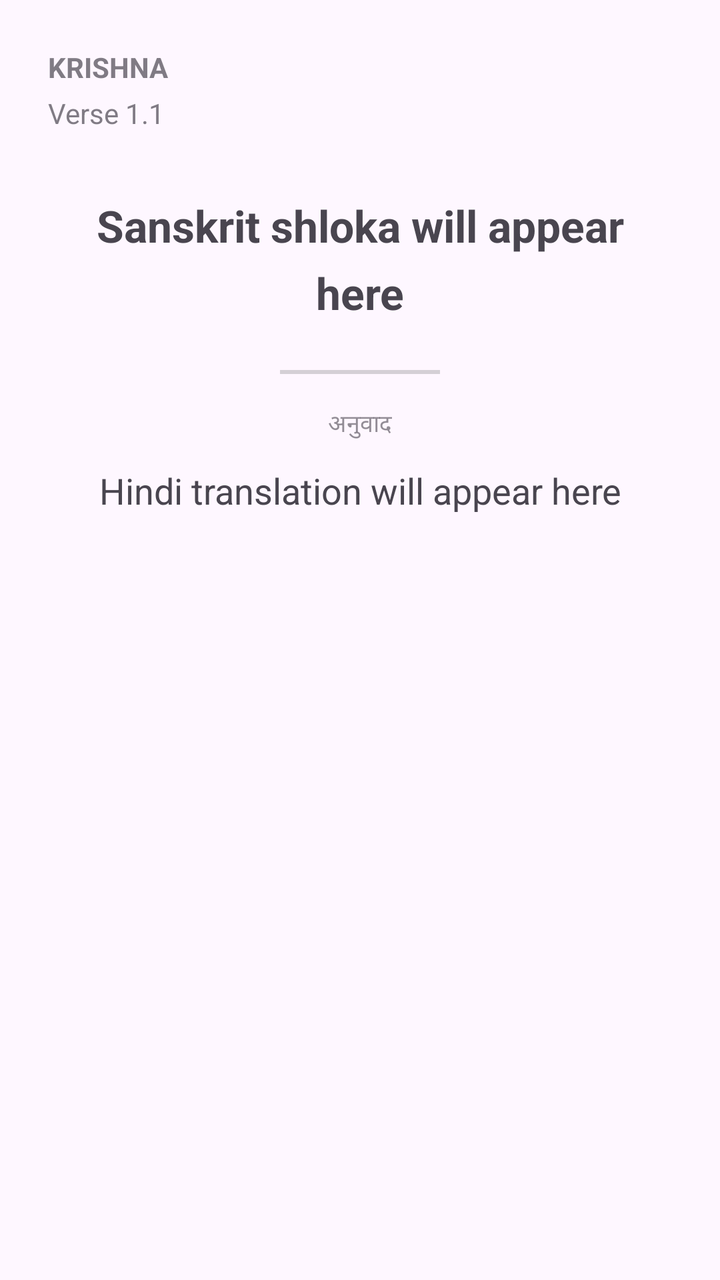
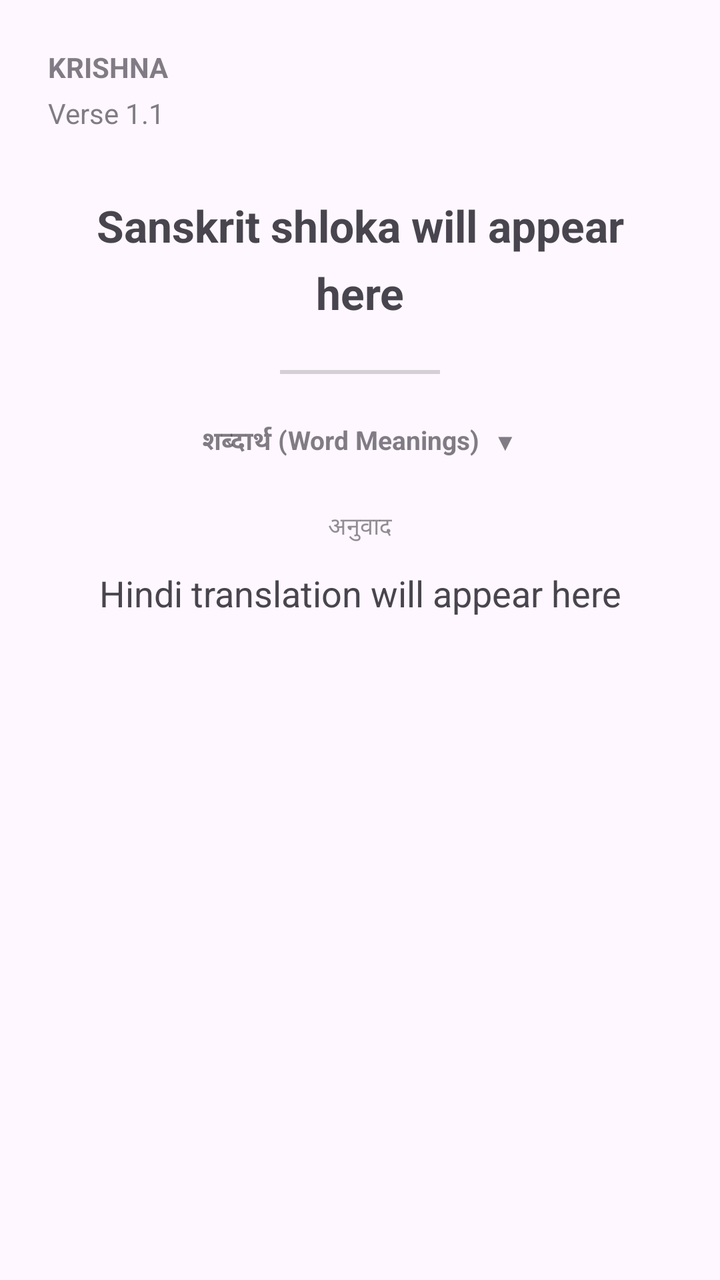

The first picture is an Android layout as it rendered before a commit; the second is the same layout after the commit. The layout source and the unified diff follow.
<!-- AndroidManifest.xml: application theme Theme.BhagvadGita -->
<!-- res/layout/item_verse.xml -->
<?xml version="1.0" encoding="utf-8"?>
<ScrollView xmlns:android="http://schemas.android.com/apk/res/android"
    xmlns:app="http://schemas.android.com/apk/res-auto"
    android:layout_width="match_parent"
    android:layout_height="match_parent"
    android:id="@+id/verseContainer"
    android:fillViewport="true">

    <androidx.constraintlayout.widget.ConstraintLayout
        android:layout_width="match_parent"
        android:layout_height="wrap_content"
        android:padding="24dp">

        
        <TextView
            android:id="@+id/speakerName"
            android:layout_width="wrap_content"
            android:layout_height="wrap_content"
            android:text="Krishna"
            android:textSize="14sp"
            android:textStyle="bold"
            android:textAllCaps="true"
            android:alpha="0.7"
            app:layout_constraintTop_toTopOf="parent"
            app:layout_constraintStart_toStartOf="parent"/>

        
        <TextView
            android:id="@+id/verseTitle"
            android:layout_width="wrap_content"
            android:layout_height="wrap_content"
            android:text="Verse 1.1"
            android:textSize="14sp"
            android:alpha="0.7"
            android:layout_marginTop="4dp"
            app:layout_constraintTop_toBottomOf="@id/speakerName"
            app:layout_constraintStart_toStartOf="parent"/>

        
        <TextView
            android:id="@+id/speakerPrefix"
            android:layout_width="0dp"
            android:layout_height="wrap_content"
            android:text="श्री भगवानुवाच"
            android:textSize="14sp"
            android:lineSpacingExtra="4dp"
            android:textStyle="italic"
            android:gravity="center"
            android:alpha="0.7"
            android:visibility="gone"
            android:layout_marginTop="24dp"
            app:layout_constraintTop_toBottomOf="@id/verseTitle"
            app:layout_constraintStart_toStartOf="parent"
            app:layout_constraintEnd_toEndOf="parent"/>

        
        <TextView
            android:id="@+id/sanskritText"
            android:layout_width="0dp"
            android:layout_height="wrap_content"
            android:text="Sanskrit shloka will appear here"
            android:textSize="22sp"
            android:lineSpacingExtra="8dp"
            android:textStyle="bold"
            android:gravity="center"
            android:layout_marginTop="32dp"
            app:layout_constraintTop_toBottomOf="@id/speakerPrefix"
            app:layout_constraintStart_toStartOf="parent"
            app:layout_constraintEnd_toEndOf="parent"/>

        
        <View
            android:id="@+id/divider"
            android:layout_width="80dp"
            android:layout_height="2dp"
            android:background="@color/text_secondary"
            android:alpha="0.3"
            android:layout_marginTop="24dp"
            app:layout_constraintTop_toBottomOf="@id/sanskritText"
            app:layout_constraintStart_toStartOf="parent"
            app:layout_constraintEnd_toEndOf="parent"/>

        
        <TextView
            android:id="@+id/hindiLabel"
            android:layout_width="wrap_content"
            android:layout_height="wrap_content"
            android:text="अनुवाद"
            android:textSize="12sp"
            android:alpha="0.6"
            android:layout_marginTop="16dp"
            app:layout_constraintTop_toBottomOf="@id/divider"
            app:layout_constraintStart_toStartOf="parent"
            app:layout_constraintEnd_toEndOf="parent"/>

        
        <TextView
            android:id="@+id/hindiTranslation"
            android:layout_width="0dp"
            android:layout_height="wrap_content"
            android:text="Hindi translation will appear here"
            android:textSize="18sp"
            android:lineSpacingExtra="6dp"
            android:gravity="center"
            android:layout_marginTop="12dp"
            app:layout_constraintTop_toBottomOf="@id/hindiLabel"
            app:layout_constraintStart_toStartOf="parent"
            app:layout_constraintEnd_toEndOf="parent"/>

        
        <TextView
            android:id="@+id/transliteration"
            android:layout_width="0dp"
            android:layout_height="wrap_content"
            android:text="Transliteration"
            android:textSize="14sp"
            android:lineSpacingExtra="4dp"
            android:gravity="center"
            android:visibility="gone"
            android:alpha="0.7"
            android:layout_marginTop="16dp"
            app:layout_constraintTop_toBottomOf="@id/hindiTranslation"
            app:layout_constraintStart_toStartOf="parent"
            app:layout_constraintEnd_toEndOf="parent"/>

    </androidx.constraintlayout.widget.ConstraintLayout>

</ScrollView>
<!-- resources referenced by this layout -->
<resources>
  <color name="text_secondary">#757575</color>
  <style name="Theme.BhagvadGita" parent="Base.Theme.BhagvadGita" />
  <style name="Base.Theme.BhagvadGita" parent="Theme.Material3.DayNight.NoActionBar">
          
          
      </style>
</resources>

<!-- the commit's change to res/layout/item_verse.xml (unified diff, before → after) -->
@@ -81,6 +81,54 @@
             app:layout_constraintEnd_toEndOf="parent"/>
 
         
+        <LinearLayout
+            android:id="@+id/wordMeaningsHeader"
+            android:layout_width="0dp"
+            android:layout_height="wrap_content"
+            android:orientation="horizontal"
+            android:gravity="center"
+            android:padding="8dp"
+            android:layout_marginTop="16dp"
+            android:clickable="true"
+            android:focusable="true"
+            android:background="?attr/selectableItemBackground"
+            app:layout_constraintTop_toBottomOf="@id/divider"
+            app:layout_constraintStart_toStartOf="parent"
+            app:layout_constraintEnd_toEndOf="parent">
+
+            <TextView
+                android:layout_width="wrap_content"
+                android:layout_height="wrap_content"
+                android:text="शब्दार्थ (Word Meanings)"
+                android:textSize="13sp"
+                android:textStyle="bold"
+                android:alpha="0.7"/>
+
+            <TextView
+                android:id="@+id/wordMeaningsToggle"
+                android:layout_width="wrap_content"
+                android:layout_height="wrap_content"
+                android:text=" ▼"
+                android:textSize="12sp"
+                android:alpha="0.7"
+                android:layout_marginStart="4dp"/>
+        </LinearLayout>
+
+        <TextView
+            android:id="@+id/wordMeanings"
+            android:layout_width="0dp"
+            android:layout_height="wrap_content"
+            android:text="Word meanings will appear here"
+            android:textSize="14sp"
+            android:lineSpacingExtra="4dp"
+            android:padding="12dp"
+            android:visibility="gone"
+            android:alpha="0.8"
+            app:layout_constraintTop_toBottomOf="@id/wordMeaningsHeader"
+            app:layout_constraintStart_toStartOf="parent"
+            app:layout_constraintEnd_toEndOf="parent"/>
+
+        
         <TextView
             android:id="@+id/hindiLabel"
             android:layout_width="wrap_content"
@@ -89,7 +137,7 @@
             android:textSize="12sp"
             android:alpha="0.6"
             android:layout_marginTop="16dp"
-            app:layout_constraintTop_toBottomOf="@id/divider"
+            app:layout_constraintTop_toBottomOf="@id/wordMeanings"
             app:layout_constraintStart_toStartOf="parent"
             app:layout_constraintEnd_toEndOf="parent"/>
 
